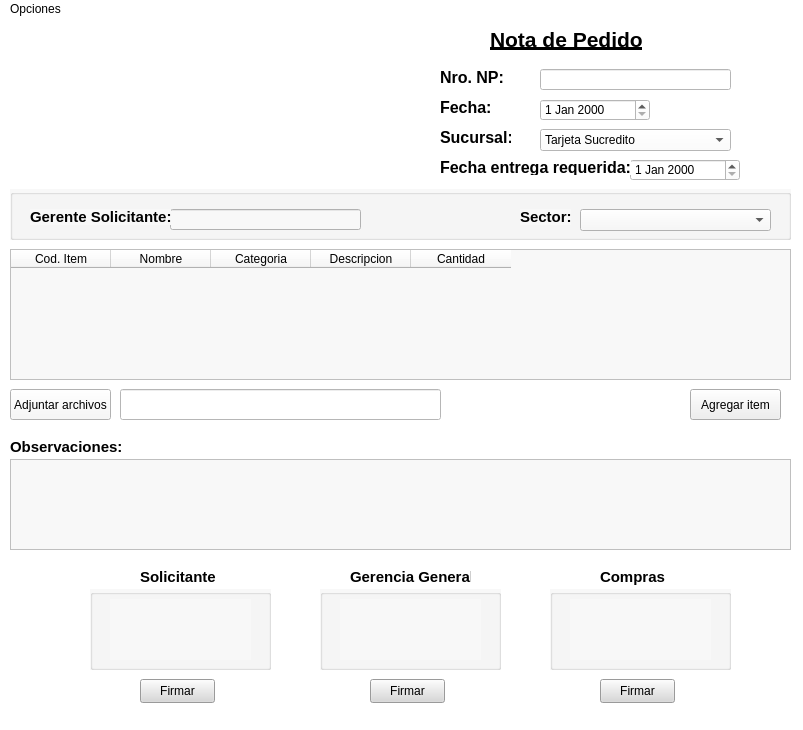
Old version of the form crear_np.ui in the repository AyeQuinteros15/DemoPracticas.
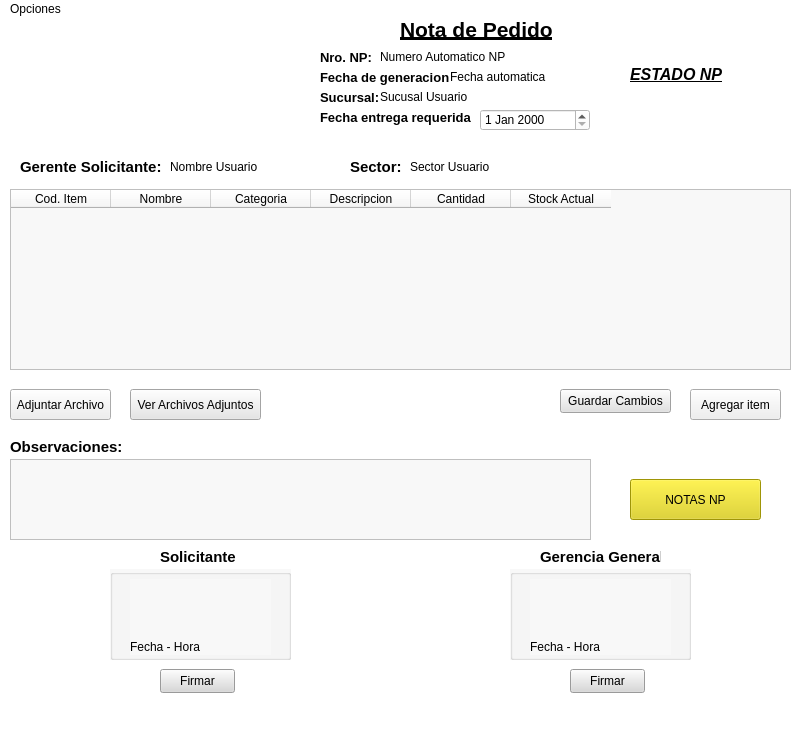
New version of the form. Icons and pictures are not drawn.

Patch:
```diff
--- a/crear_np.ui
+++ b/crear_np.ui
@@ -40,8 +40,8 @@
      <rect>
       <x>0</x>
       <y>0</y>
-      <width>391</width>
-      <height>161</height>
+      <width>291</width>
+      <height>131</height>
      </rect>
     </property>
     <property name="text">
@@ -57,8 +57,8 @@
    <widget class="QDateEdit" name="fechaEntregaCrearNP">
     <property name="geometry">
      <rect>
-      <x>630</x>
-      <y>140</y>
+      <x>480</x>
+      <y>90</y>
       <width>110</width>
       <height>22</height>
      </rect>
@@ -67,15 +67,15 @@
    <widget class="QLabel" name="label_6">
     <property name="geometry">
      <rect>
-      <x>440</x>
-      <y>110</y>
+      <x>320</x>
+      <y>70</y>
       <width>71</width>
       <height>16</height>
      </rect>
     </property>
     <property name="font">
      <font>
-      <pointsize>12</pointsize>
+      <pointsize>10</pointsize>
       <bold>true</bold>
      </font>
     </property>
@@ -86,27 +86,27 @@
    <widget class="QLabel" name="label_7">
     <property name="geometry">
      <rect>
-      <x>440</x>
-      <y>80</y>
-      <width>71</width>
+      <x>320</x>
+      <y>50</y>
+      <width>131</width>
       <height>16</height>
      </rect>
     </property>
     <property name="font">
      <font>
-      <pointsize>12</pointsize>
+      <pointsize>10</pointsize>
       <bold>true</bold>
      </font>
     </property>
     <property name="text">
-     <string>Fecha:</string>
+     <string>Fecha de generacion:</string>
     </property>
    </widget>
    <widget class="QLabel" name="label_8">
     <property name="geometry">
      <rect>
-      <x>490</x>
-      <y>10</y>
+      <x>400</x>
+      <y>0</y>
       <width>161</width>
       <height>21</height>
      </rect>
@@ -125,15 +125,15 @@
    <widget class="QLabel" name="label_9">
     <property name="geometry">
      <rect>
-      <x>440</x>
-      <y>140</y>
-      <width>191</width>
+      <x>320</x>
+      <y>90</y>
+      <width>151</width>
       <height>16</height>
      </rect>
     </property>
     <property name="font">
      <font>
-      <pointsize>12</pointsize>
+      <pointsize>10</pointsize>
       <bold>true</bold>
      </font>
     </property>
@@ -141,28 +141,18 @@
      <string>Fecha entrega requerida:</string>
     </property>
    </widget>
-   <widget class="QLineEdit" name="txtNumNP">
-    <property name="geometry">
-     <rect>
-      <x>540</x>
-      <y>50</y>
-      <width>191</width>
-      <height>21</height>
-     </rect>
-    </property>
-   </widget>
    <widget class="QLabel" name="label_10">
     <property name="geometry">
      <rect>
-      <x>440</x>
-      <y>50</y>
-      <width>71</width>
+      <x>320</x>
+      <y>30</y>
+      <width>61</width>
       <height>16</height>
      </rect>
     </property>
     <property name="font">
      <font>
-      <pointsize>12</pointsize>
+      <pointsize>10</pointsize>
       <bold>true</bold>
      </font>
     </property>
@@ -170,127 +160,13 @@
      <string>Nro. NP:</string>
     </property>
    </widget>
-   <widget class="QDateEdit" name="fechaCrearNP">
-    <property name="geometry">
-     <rect>
-      <x>540</x>
-      <y>80</y>
-      <width>110</width>
-      <height>22</height>
-     </rect>
-    </property>
-   </widget>
-   <widget class="QGroupBox" name="groupBox">
-    <property name="geometry">
-     <rect>
-      <x>10</x>
-      <y>170</y>
-      <width>781</width>
-      <height>51</height>
-     </rect>
-    </property>
-    <property name="styleSheet">
-     <string notr="true">background-color: rgb(248, 248, 248);</string>
-    </property>
-    <property name="title">
-     <string/>
-    </property>
-    <widget class="QLineEdit" name="txtGerenteSolicitante">
-     <property name="geometry">
-      <rect>
-       <x>160</x>
-       <y>20</y>
-       <width>191</width>
-       <height>21</height>
-      </rect>
-     </property>
-    </widget>
-    <widget class="QLabel" name="label_4">
-     <property name="geometry">
-      <rect>
-       <x>20</x>
-       <y>20</y>
-       <width>141</width>
-       <height>16</height>
-      </rect>
-     </property>
-     <property name="font">
-      <font>
-       <pointsize>11</pointsize>
-       <bold>true</bold>
-      </font>
-     </property>
-     <property name="text">
-      <string>Gerente Solicitante:</string>
-     </property>
-    </widget>
-    <widget class="QLabel" name="label_3">
-     <property name="geometry">
-      <rect>
-       <x>510</x>
-       <y>20</y>
-       <width>51</width>
-       <height>16</height>
-      </rect>
-     </property>
-     <property name="font">
-      <font>
-       <pointsize>11</pointsize>
-       <bold>true</bold>
-      </font>
-     </property>
-     <property name="text">
-      <string>Sector:</string>
-     </property>
-    </widget>
-    <widget class="QComboBox" name="boxSectorNP">
-     <property name="geometry">
-      <rect>
-       <x>570</x>
-       <y>20</y>
-       <width>191</width>
-       <height>22</height>
-      </rect>
-     </property>
-    </widget>
-   </widget>
-   <widget class="QComboBox" name="boxSucursalNP">
-    <property name="geometry">
-     <rect>
-      <x>540</x>
-      <y>110</y>
-      <width>191</width>
-      <height>22</height>
-     </rect>
-    </property>
-    <item>
-     <property name="text">
-      <string>Tarjeta Sucredito</string>
-     </property>
-    </item>
-    <item>
-     <property name="text">
-      <string>Banco Sucredito Regional</string>
-     </property>
-    </item>
-    <item>
-     <property name="text">
-      <string>Edificio Pje Bertres</string>
-     </property>
-    </item>
-    <item>
-     <property name="text">
-      <string>Edificio Santa Fe</string>
-     </property>
-    </item>
-   </widget>
    <widget class="QTableWidget" name="tablaItemCrearNP">
     <property name="geometry">
      <rect>
       <x>10</x>
-      <y>230</y>
+      <y>170</y>
       <width>781</width>
-      <height>131</height>
+      <height>181</height>
      </rect>
     </property>
     <property name="styleSheet">
@@ -321,6 +197,11 @@
       <string>Cantidad</string>
      </property>
     </column>
+    <column>
+     <property name="text">
+      <string>Stock Actual</string>
+     </property>
+    </column>
    </widget>
    <widget class="QPushButton" name="btnAgregarItem">
     <property name="geometry">
@@ -343,8 +224,8 @@
      <rect>
       <x>10</x>
       <y>440</y>
-      <width>781</width>
-      <height>91</height>
+      <width>581</width>
+      <height>81</height>
      </rect>
     </property>
     <property name="styleSheet">
@@ -373,10 +254,10 @@
    <widget class="QGroupBox" name="groupBox_2">
     <property name="geometry">
      <rect>
-      <x>90</x>
-      <y>570</y>
+      <x>110</x>
+      <y>550</y>
       <width>181</width>
-      <height>81</height>
+      <height>91</height>
      </rect>
     </property>
     <property name="styleSheet">
@@ -410,12 +291,25 @@
       <bool>true</bool>
      </property>
     </widget>
+    <widget class="QLabel" name="lblFechaFirmaS_NP">
+     <property name="geometry">
+      <rect>
+       <x>20</x>
+       <y>70</y>
+       <width>141</width>
+       <height>16</height>
+      </rect>
+     </property>
+     <property name="text">
+      <string>Fecha - Hora</string>
+     </property>
+    </widget>
    </widget>
    <widget class="QLabel" name="label_11">
     <property name="geometry">
      <rect>
-      <x>140</x>
-      <y>550</y>
+      <x>160</x>
+      <y>530</y>
       <width>81</width>
       <height>16</height>
      </rect>
@@ -433,10 +327,10 @@
    <widget class="QGroupBox" name="groupBox_3">
     <property name="geometry">
      <rect>
-      <x>320</x>
-      <y>570</y>
+      <x>510</x>
+      <y>550</y>
       <width>181</width>
-      <height>81</height>
+      <height>91</height>
      </rect>
     </property>
     <property name="styleSheet">
@@ -470,53 +364,25 @@
       <bool>true</bool>
      </property>
     </widget>
-   </widget>
-   <widget class="QGroupBox" name="groupBox_4">
-    <property name="geometry">
-     <rect>
-      <x>550</x>
-      <y>570</y>
-      <width>181</width>
-      <height>81</height>
-     </rect>
-    </property>
-    <property name="styleSheet">
-     <string notr="true">background-color: rgb(248, 248, 248);</string>
-    </property>
-    <property name="title">
-     <string/>
-    </property>
-    <widget class="QLabel" name="lblFirmaCompras_NP">
+    <widget class="QLabel" name="lblFechaFirmaGG_NP">
      <property name="geometry">
       <rect>
        <x>20</x>
-       <y>10</y>
+       <y>70</y>
        <width>141</width>
-       <height>61</height>
+       <height>16</height>
       </rect>
      </property>
-     <property name="font">
-      <font>
-       <pointsize>9</pointsize>
-       <bold>false</bold>
-      </font>
-     </property>
      <property name="text">
-      <string/>
-     </property>
-     <property name="pixmap">
-      <pixmap resource="../Demo SuCredito_Ezequiel/DemoSuCredito/DemoSuCredito/img/imagenes.qrc">:/xy/firma_digital_img.jpg</pixmap>
-     </property>
-     <property name="scaledContents">
-      <bool>true</bool>
+      <string>Fecha - Hora</string>
      </property>
     </widget>
    </widget>
    <widget class="QLabel" name="label_18">
     <property name="geometry">
      <rect>
-      <x>350</x>
-      <y>550</y>
+      <x>540</x>
+      <y>530</y>
       <width>121</width>
       <height>16</height>
      </rect>
@@ -531,25 +397,6 @@
      <string>Gerencia General</string>
     </property>
    </widget>
-   <widget class="QLabel" name="label_19">
-    <property name="geometry">
-     <rect>
-      <x>600</x>
-      <y>550</y>
-      <width>71</width>
-      <height>16</height>
-     </rect>
-    </property>
-    <property name="font">
-     <font>
-      <pointsize>11</pointsize>
-      <bold>true</bold>
-     </font>
-    </property>
-    <property name="text">
-     <string>Compras</string>
-    </property>
-   </widget>
    <widget class="QPushButton" name="btnAdjArchivoNP">
     <property name="geometry">
      <rect>
@@ -560,27 +407,17 @@
      </rect>
     </property>
     <property name="styleSheet">
-     <string notr="true">background-color: rgb(248, 248, 248);</string>
+     <string notr="true">background-color: rgb(239, 239, 239);</string>
     </property>
     <property name="text">
-     <string>Adjuntar archivos</string>
-    </property>
-   </widget>
-   <widget class="QLineEdit" name="txtAdjArchivo">
-    <property name="geometry">
-     <rect>
-      <x>120</x>
-      <y>370</y>
-      <width>321</width>
-      <height>31</height>
-     </rect>
+     <string>Adjuntar Archivo</string>
     </property>
    </widget>
    <widget class="QPushButton" name="btnFirmarSolicitante_NP">
     <property name="geometry">
      <rect>
-      <x>140</x>
-      <y>660</y>
+      <x>160</x>
+      <y>650</y>
       <width>75</width>
       <height>24</height>
      </rect>
@@ -598,8 +435,8 @@
    <widget class="QPushButton" name="btnFirmarGerencia_NP">
     <property name="geometry">
      <rect>
-      <x>370</x>
-      <y>660</y>
+      <x>570</x>
+      <y>650</y>
       <width>75</width>
       <height>24</height>
      </rect>
@@ -614,23 +451,176 @@
      <string>Firmar</string>
     </property>
    </widget>
-   <widget class="QPushButton" name="btnFirmarCompras_NP">
+   <widget class="QLabel" name="lblSucursalUsuario_NP">
     <property name="geometry">
      <rect>
-      <x>600</x>
-      <y>660</y>
-      <width>75</width>
+      <x>380</x>
+      <y>70</y>
+      <width>161</width>
+      <height>16</height>
+     </rect>
+    </property>
+    <property name="text">
+     <string>Sucusal Usuario</string>
+    </property>
+   </widget>
+   <widget class="QLabel" name="lblNumeroNP_NP">
+    <property name="geometry">
+     <rect>
+      <x>380</x>
+      <y>30</y>
+      <width>161</width>
+      <height>16</height>
+     </rect>
+    </property>
+    <property name="text">
+     <string>Numero Automatico NP</string>
+    </property>
+   </widget>
+   <widget class="QLabel" name="lblFechaAutomatica_NP">
+    <property name="geometry">
+     <rect>
+      <x>450</x>
+      <y>50</y>
+      <width>101</width>
+      <height>16</height>
+     </rect>
+    </property>
+    <property name="text">
+     <string>Fecha automatica</string>
+    </property>
+   </widget>
+   <widget class="QLabel" name="label_4">
+    <property name="geometry">
+     <rect>
+      <x>20</x>
+      <y>140</y>
+      <width>141</width>
+      <height>16</height>
+     </rect>
+    </property>
+    <property name="font">
+     <font>
+      <pointsize>11</pointsize>
+      <bold>true</bold>
+     </font>
+    </property>
+    <property name="text">
+     <string>Gerente Solicitante:</string>
+    </property>
+   </widget>
+   <widget class="QLabel" name="lblNombreUsuario_NP">
+    <property name="geometry">
+     <rect>
+      <x>170</x>
+      <y>140</y>
+      <width>171</width>
+      <height>16</height>
+     </rect>
+    </property>
+    <property name="text">
+     <string>Nombre Usuario</string>
+    </property>
+   </widget>
+   <widget class="QLabel" name="label_3">
+    <property name="geometry">
+     <rect>
+      <x>350</x>
+      <y>140</y>
+      <width>51</width>
+      <height>16</height>
+     </rect>
+    </property>
+    <property name="font">
+     <font>
+      <pointsize>11</pointsize>
+      <bold>true</bold>
+     </font>
+    </property>
+    <property name="text">
+     <string>Sector:</string>
+    </property>
+   </widget>
+   <widget class="QLabel" name="lblSectorUsuario_NP">
+    <property name="geometry">
+     <rect>
+      <x>410</x>
+      <y>140</y>
+      <width>141</width>
+      <height>16</height>
+     </rect>
+    </property>
+    <property name="text">
+     <string>Sector Usuario</string>
+    </property>
+   </widget>
+   <widget class="QPushButton" name="btnVerArchivos_NP">
+    <property name="geometry">
+     <rect>
+      <x>130</x>
+      <y>370</y>
+      <width>131</width>
+      <height>31</height>
+     </rect>
+    </property>
+    <property name="styleSheet">
+     <string notr="true">background-color: rgb(230, 230, 230);</string>
+    </property>
+    <property name="text">
+     <string>Ver Archivos Adjuntos</string>
+    </property>
+   </widget>
+   <widget class="QPushButton" name="btnGuardarCambiosItems_NP">
+    <property name="geometry">
+     <rect>
+      <x>560</x>
+      <y>370</y>
+      <width>111</width>
       <height>24</height>
      </rect>
     </property>
-    <property name="cursor">
-     <cursorShape>PointingHandCursor</cursorShape>
+    <property name="styleSheet">
+     <string notr="true">background-color: rgb(225, 225, 225);</string>
     </property>
+    <property name="text">
+     <string>Guardar Cambios</string>
+    </property>
+   </widget>
+   <widget class="QPushButton" name="btnNotas_NP">
+    <property name="geometry">
+     <rect>
+      <x>630</x>
+      <y>460</y>
+      <width>131</width>
+      <height>41</height>
+     </rect>
+    </property>
     <property name="styleSheet">
-     <string notr="true">background-color: rgb(216, 216, 216);</string>
+     <string notr="true">background-color: rgb(223, 209, 10);</string>
     </property>
     <property name="text">
-     <string>Firmar</string>
+     <string>NOTAS NP</string>
+    </property>
+   </widget>
+   <widget class="QLabel" name="lblEstadoNP_NP">
+    <property name="geometry">
+     <rect>
+      <x>630</x>
+      <y>40</y>
+      <width>131</width>
+      <height>31</height>
+     </rect>
+    </property>
+    <property name="font">
+     <font>
+      <pointsize>12</pointsize>
+      <italic>true</italic>
+      <bold>true</bold>
+      <underline>true</underline>
+     </font>
+    </property>
+    <property name="text">
+     <string>ESTADO NP</string>
     </property>
    </widget>
   </widget>
```
Left out of the diff: 2 changed lines with no effect on the pictures.
